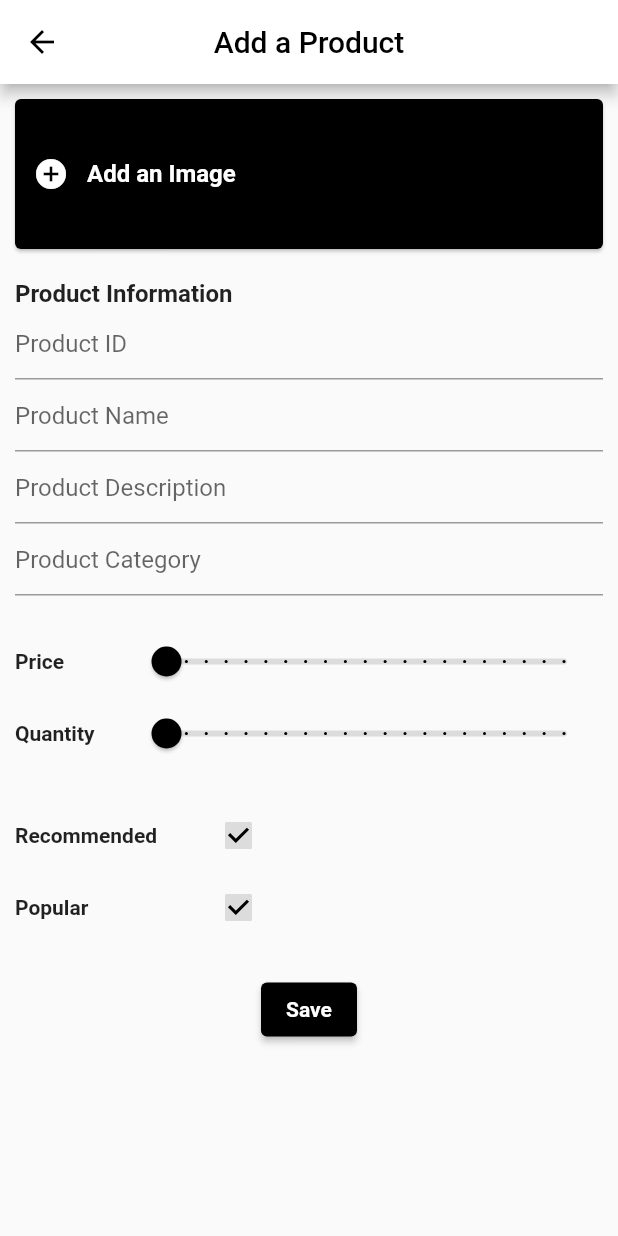
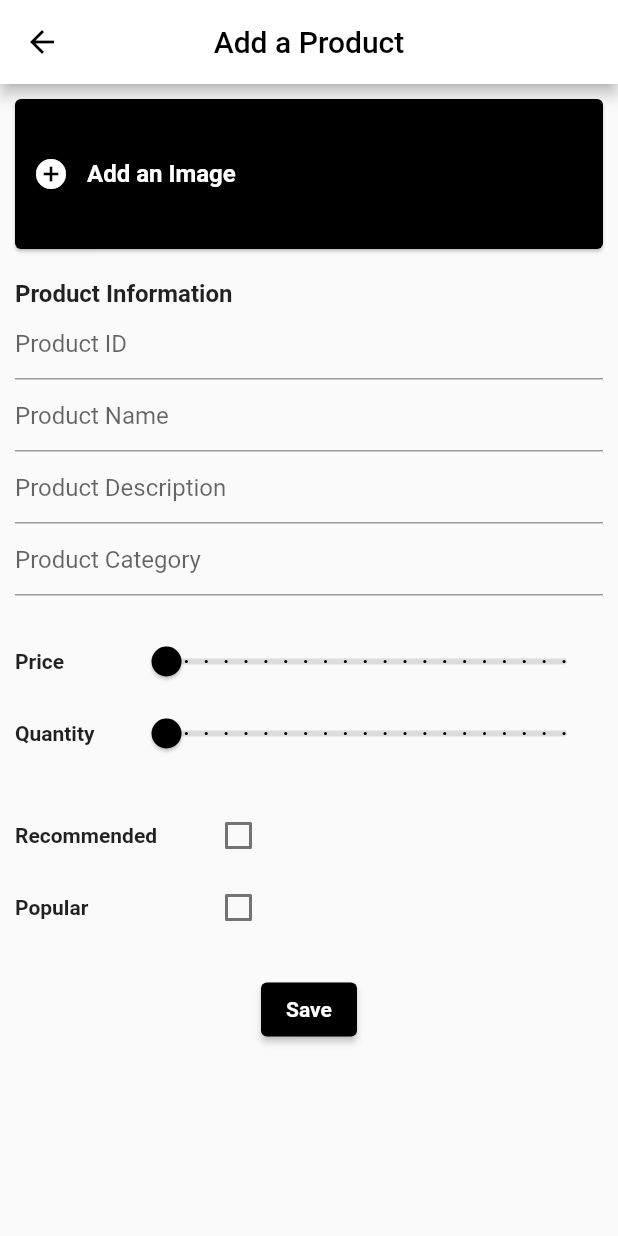
Before and after one commit to Abh1sen/PSM_Backend, a Flutter app: the NewProductScreen screen opened by its route, on a phone screen of 412 x 824 dp. Run offline on Flutter 3.47's test engine with Material 2 defaults, Android fonts, the phone set to English and light mode, and no system bars; our stand-ins replace equatable, get, image_picker.

Commit message:
Attached the checkbox to the product controller

```diff
--- a/psm_backend/lib/controllers/product_controller.dart
+++ b/psm_backend/lib/controllers/product_controller.dart
@@ -3,6 +3,13 @@ import 'package:psm_backend/models/models.dart';
 
 class ProductController extends GetxController {
   List<Product> products = Product.products.obs;
+
+  var newProduct = {}.obs;
+
+  get price => newProduct['price'];
+  get quantity => newProduct['quantity'];
+  get isRecommended => newProduct['isRecommended'];
+  get isPopular => newProduct['isPopular'];
 
   void updateProductPrice(
     int index,
--- a/psm_backend/lib/main.dart
+++ b/psm_backend/lib/main.dart
@@ -18,7 +18,7 @@ class MyApp extends StatelessWidget {
       home: const HomeScreen(),
       getPages: [
         GetPage(name: '/products', page: () => ProductScreen()),
-        GetPage(name: '/products/new', page: () => const NewProductScreen())
+        GetPage(name: '/products/new', page: () => NewProductScreen())
       ],
     );
   }
--- a/psm_backend/lib/screens/new_product_screen.dart
+++ b/psm_backend/lib/screens/new_product_screen.dart
@@ -5,7 +5,9 @@ import 'package:image_picker/image_picker.dart';
 import 'package:psm_backend/controllers/controllers.dart';
 
 class NewProductScreen extends StatelessWidget {
-  const NewProductScreen({Key? key}) : super(key: key);
+  NewProductScreen({Key? key}) : super(key: key);
+
+  final ProductController productController = Get.find();
 
   @override
   Widget build(BuildContext context) {
@@ -23,7 +25,8 @@ class NewProductScreen extends StatelessWidget {
       ),
       body: Padding(
         padding: const EdgeInsets.all(10.0),
-        child: Column(
+        child: Obx(
+          () => Column(
             crossAxisAlignment: CrossAxisAlignment.start,
             children: [
               SizedBox(
@@ -45,9 +48,7 @@ class NewProductScreen extends StatelessWidget {
                                     content: Text('No Image was Selected.')));
                           }
 
-                        if (_image != null) {
-
-                        }
+                          if (_image != null) {}
                         },
                         icon: Icon(
                           Icons.add_circle,
@@ -82,13 +83,33 @@ class NewProductScreen extends StatelessWidget {
               const SizedBox(
                 height: 20,
               ),
-            _buildSlider('Price'),
-            _buildSlider('Quantity'),
+              _buildSlider(
+                'Price',
+                'price',
+                productController,
+                productController.price,
+              ),
+              _buildSlider(
+                'Quantity',
+                'quantity',
+                productController,
+                productController.quantity,
+              ),
               const SizedBox(
                 height: 20,
               ),
-            _buildCheckBox('Recommended'),
-            _buildCheckBox('Popular'),
+              _buildCheckBox(
+                'Recommended',
+                'isRecommended',
+                productController,
+                productController.isRecommended,
+              ),
+              _buildCheckBox(
+                'Popular',
+                'isPopular',
+                productController,
+                productController.isPopular,
+              ),
               const SizedBox(
                 height: 20,
               ),
@@ -111,10 +132,16 @@ class NewProductScreen extends StatelessWidget {
             ],
           ),
         ),
+      ),
     );
   }
 
-  Row _buildCheckBox(String title) {
+  Row _buildCheckBox(
+    String title,
+    String name,
+    ProductController productController,
+    bool? controllerValue,
+  ) {
     return Row(
       children: [
         SizedBox(
@@ -128,15 +155,27 @@ class NewProductScreen extends StatelessWidget {
           ),
         ),
         Checkbox(
-            value: true,
+          value: (controllerValue == null) ? false : controllerValue,
           checkColor: Colors.black,
           activeColor: Colors.black12,
-            onChanged: (value) {}),
+          onChanged: (value) {
+            productController.newProduct.update(
+              name,
+              (_) => value,
+              ifAbsent: () => value,
+            );
+          },
+        ),
       ],
     );
   }
 
-  Row _buildSlider(String title) {
+  Row _buildSlider(
+    String title,
+    String name,
+    ProductController productController,
+    double? controllerValue,
+  ) {
     return Row(
       children: [
         SizedBox(
@@ -151,13 +190,19 @@ class NewProductScreen extends StatelessWidget {
         ),
         Expanded(
           child: Slider(
-            value: 0,
+            value: (controllerValue == null) ? 0 : controllerValue,
             min: 0,
             max: 200000,
             divisions: 20,
             activeColor: Colors.black,
             inactiveColor: Colors.black12,
-            onChanged: (value) {},
+            onChanged: (value) {
+              productController.newProduct.update(
+                name,
+                (_) => value,
+                ifAbsent: () => value,
+              );
+            },
           ),
         ),
       ],
--- a/psm_backend/lib/screens/products_screen.dart
+++ b/psm_backend/lib/screens/products_screen.dart
@@ -36,7 +36,7 @@ class ProductScreen extends StatelessWidget {
                   children: [
                     IconButton(
                       onPressed: () {
-                        Get.to(() => const NewProductScreen());
+                        Get.to(() => NewProductScreen());
                       },
                       icon: Icon(
                         Icons.add_circle,
```
Lines whose indentation alone changed are shown as unchanged.
